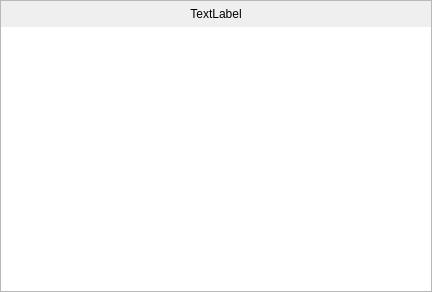
Old version of the form Programm/calendarday.ui in the repository philjosch/Einsatzplaner.
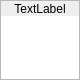
New version of the form.

What changed in the file:
```diff
--- a/Programm/calendarday.ui
+++ b/Programm/calendarday.ui
@@ -6,14 +6,14 @@
    <rect>
     <x>0</x>
     <y>0</y>
-    <width>432</width>
-    <height>292</height>
+    <width>80</width>
+    <height>80</height>
    </rect>
   </property>
   <property name="minimumSize">
    <size>
     <width>80</width>
-    <height>100</height>
+    <height>80</height>
    </size>
   </property>
   <property name="windowTitle">
@@ -28,7 +28,7 @@
   <property name="lineWidth">
    <number>1</number>
   </property>
-  <layout class="QGridLayout" name="gridLayout">
+  <layout class="QGridLayout" name="gridLayout" rowstretch="0,1">
    <property name="leftMargin">
     <number>0</number>
    </property>
@@ -41,6 +41,9 @@
    <property name="bottomMargin">
     <number>0</number>
    </property>
+   <property name="spacing">
+    <number>0</number>
+   </property>
    <item row="0" column="0">
     <widget class="QLabel" name="label">
      <property name="sizePolicy">
@@ -52,7 +55,7 @@
      <property name="minimumSize">
       <size>
        <width>0</width>
-       <height>20</height>
+       <height>15</height>
       </size>
      </property>
      <property name="styleSheet">
@@ -73,6 +76,9 @@
      <property name="margin">
       <number>0</number>
      </property>
+     <property name="indent">
+      <number>0</number>
+     </property>
     </widget>
    </item>
    <item row="1" column="0">
```
